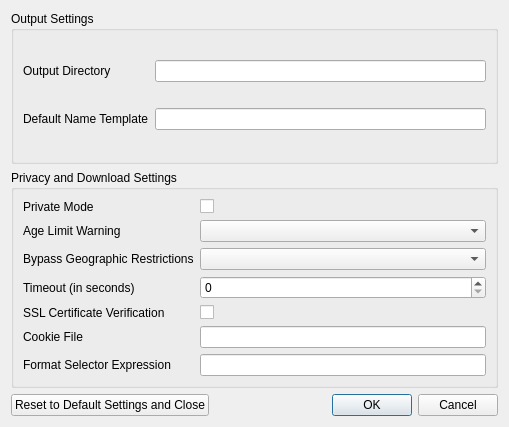
Old version of the form app/qt_ui/preferences.ui in the repository Leonardo-Martella/youtube-dl-gui.
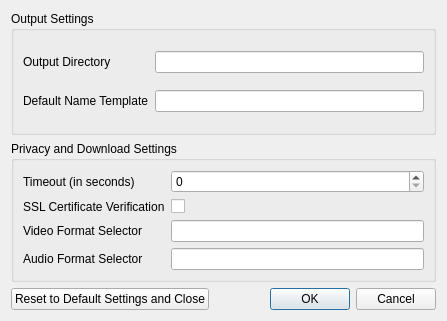
New version of the form.

```diff
--- a/app/qt_ui/preferences.ui
+++ b/app/qt_ui/preferences.ui
@@ -6,10 +6,28 @@
    <rect>
     <x>0</x>
     <y>0</y>
-    <width>509</width>
-    <height>427</height>
+    <width>447</width>
+    <height>321</height>
    </rect>
   </property>
+  <property name="sizePolicy">
+   <sizepolicy hsizetype="Preferred" vsizetype="Preferred">
+    <horstretch>0</horstretch>
+    <verstretch>0</verstretch>
+   </sizepolicy>
+  </property>
+  <property name="minimumSize">
+   <size>
+    <width>0</width>
+    <height>321</height>
+   </size>
+  </property>
+  <property name="maximumSize">
+   <size>
+    <width>16777215</width>
+    <height>321</height>
+   </size>
+  </property>
   <property name="windowTitle">
    <string>Dialog</string>
   </property>
@@ -56,83 +74,49 @@
      </property>
      <layout class="QGridLayout" name="gridLayout_2">
       <item row="2" column="0">
-       <widget class="QLabel" name="label_5">
+       <widget class="QLabel" name="label_9">
         <property name="text">
-         <string>Bypass Geographic Restrictions</string>
+         <string>Video Format Selector</string>
         </property>
        </widget>
       </item>
-      <item row="1" column="0">
-       <widget class="QLabel" name="label_4">
-        <property name="text">
-         <string>Age Limit Warning</string>
-        </property>
-       </widget>
+      <item row="3" column="1">
+       <widget class="QLineEdit" name="audioFormatSelectorLineEdit"/>
       </item>
-      <item row="5" column="0">
-       <widget class="QLabel" name="label_8">
-        <property name="text">
-         <string>Cookie File</string>
-        </property>
-       </widget>
+      <item row="2" column="1">
+       <widget class="QLineEdit" name="videoFormatSelectorLineEdit"/>
       </item>
       <item row="0" column="0">
-       <widget class="QLabel" name="label_3">
-        <property name="text">
-         <string>Private Mode</string>
-        </property>
-       </widget>
-      </item>
-      <item row="3" column="0">
        <widget class="QLabel" name="label_6">
         <property name="text">
          <string>Timeout (in seconds)</string>
         </property>
        </widget>
       </item>
-      <item row="4" column="0">
+      <item row="1" column="0">
        <widget class="QLabel" name="label_7">
         <property name="text">
          <string>SSL Certificate Verification</string>
         </property>
        </widget>
       </item>
-      <item row="3" column="1">
+      <item row="0" column="1">
        <widget class="QSpinBox" name="timeoutSpinBox"/>
       </item>
-      <item row="0" column="1">
-       <widget class="QCheckBox" name="privateModeCheckBox">
-        <property name="text">
-         <string/>
-        </property>
-       </widget>
-      </item>
       <item row="1" column="1">
-       <widget class="QComboBox" name="ageLimitComboBox"/>
-      </item>
-      <item row="2" column="1">
-       <widget class="QComboBox" name="geoBypassComboBox"/>
-      </item>
-      <item row="4" column="1">
        <widget class="QCheckBox" name="checkCertificateCheckBox">
         <property name="text">
          <string/>
         </property>
        </widget>
       </item>
-      <item row="5" column="1">
-       <widget class="QLineEdit" name="cookieFileLineEdit"/>
-      </item>
-      <item row="6" column="0">
-       <widget class="QLabel" name="label_9">
+      <item row="3" column="0">
+       <widget class="QLabel" name="label_10">
         <property name="text">
-         <string>Format Selector Expression</string>
+         <string>Audio Format Selector</string>
         </property>
        </widget>
       </item>
-      <item row="6" column="1">
-       <widget class="QLineEdit" name="formatSelectorExpressionLineEdit"/>
-      </item>
      </layout>
     </widget>
    </item>
```
